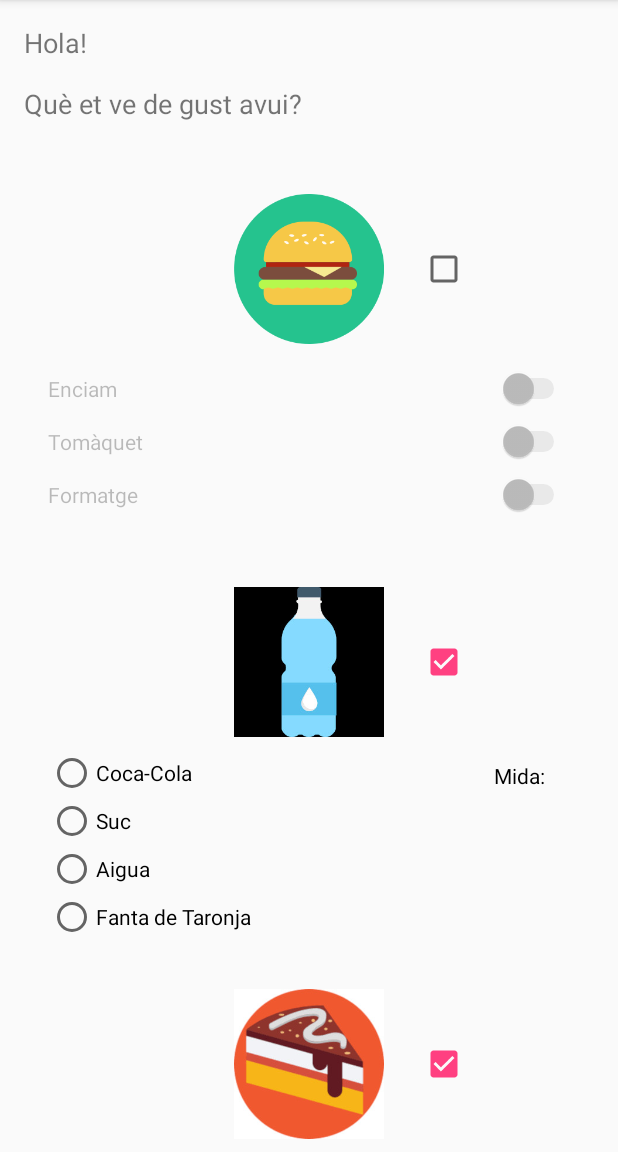
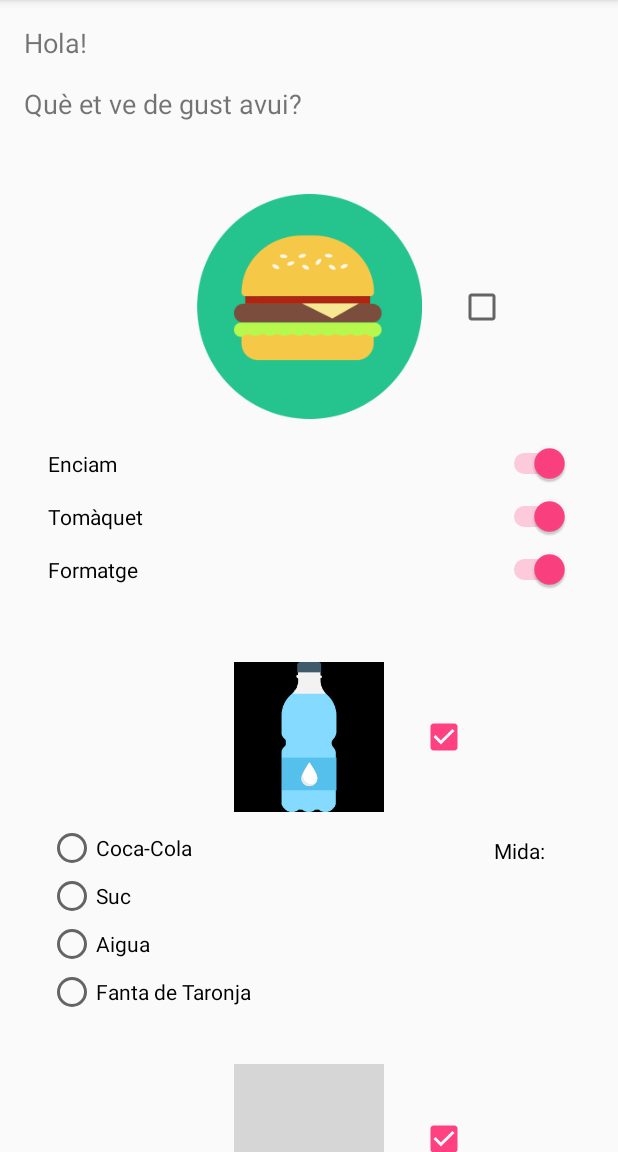
Before and after one commit to sergimacia/UniNyam, an Android app: the screen it shows after launch (MainActivity), after a tap on an icon or button, on a phone screen of 412 x 824 dp, the part 84-1236 px from its top. Run offline under Robolectric (Android 15) with nearby library versions, the phone set to English and light mode, and no system bars; our stand-ins replace Firebase (no records; nobody signed in at launch, a user with empty details on screens opened directly); 3 other taps on this screen came first; grey boxes are pictures that could not be loaded.

Commit message:
v0.8.3 Miniatura hamburguesa

```diff
--- a/app/src/main/java/com/example/sergimacia/uninyam/MainActivity.java
+++ b/app/src/main/java/com/example/sergimacia/uninyam/MainActivity.java
@@ -2,10 +2,9 @@ package com.example.sergimacia.uninyam;
 
 import android.app.DatePickerDialog;
 import android.app.TimePickerDialog;
-import android.content.DialogInterface;
 import android.content.Intent;
+import android.provider.MediaStore;
 import android.support.annotation.NonNull;
-import android.support.v7.app.AlertDialog;
 import android.support.v7.app.AppCompatActivity;
 import android.os.Bundle;
 import android.util.Log;
@@ -18,6 +17,7 @@ import android.widget.ImageView;
 import android.widget.RadioButton;
 import android.widget.RadioGroup;
 import android.widget.Switch;
+import android.widget.TextView;
 import android.widget.TimePicker;
 import android.widget.Toast;
 
@@ -56,21 +56,6 @@ public class MainActivity extends AppCompatActivity implements View.OnClickListe
     private ImageView postres_icon;
     private ImageView beguda_icon;
     private double data = 0;
-    private String hamburguesa="";
-    private String beguda="";
-    private String postres="";
-    private int codi=0;
-    private int preu=0;
-    private int estat=0;
-    private RadioButton radiobutton_cocacola;
-    private RadioButton radiobutton_aigua;
-    private RadioButton radiobutton_fanta;
-    private RadioButton radiobutton_suc;
-    private RadioButton radiobutton_pastis;
-    private RadioButton radiobutton_gelat;
-    private RadioButton radiobutton_cupcake;
-    private RadioButton radiobutton_fruita;
-
 
     private Gson gson;
 
@@ -89,7 +74,6 @@ public class MainActivity extends AppCompatActivity implements View.OnClickListe
         gson= new Gson();
 
         btnDatePicker=(Button)findViewById(R.id.btn_date);
-
         btnTimePicker=(Button)findViewById(R.id.btn_time);
         txtDate=(EditText)findViewById(R.id.in_date);
         txtTime=(EditText)findViewById(R.id.in_time);
@@ -101,14 +85,6 @@ public class MainActivity extends AppCompatActivity implements View.OnClickListe
         enciam_switch = findViewById(R.id.enciam_switch);
         tomaquet_switch = findViewById(R.id.tomaquet_switch);
         radiogroup_beguda = findViewById(R.id.radio_beguda);
-        radiobutton_cocacola = findViewById(R.id.btn_cocacola);
-        radiobutton_aigua = findViewById(R.id.btn_aigua);
-        radiobutton_fanta = findViewById(R.id.btn_fanta);
-        radiobutton_suc = findViewById(R.id.btn_suc);
-        radiobutton_cupcake = findViewById(R.id.btn_cupcake);
-        radiobutton_fruita = findViewById(R.id.btn_fruita);
-        radiobutton_gelat = findViewById(R.id.btn_gelat);
-        radiobutton_pastis = findViewById(R.id.btn_pastis);
         radiogroup_postres = findViewById(R.id.radio_postres);
         burguer_icon=findViewById(R.id.burguer_icon);
         postres_icon=findViewById(R.id.postres_icon);
@@ -116,6 +92,9 @@ public class MainActivity extends AppCompatActivity implements View.OnClickListe
 
         btnDatePicker.setOnClickListener(this);
         btnTimePicker.setOnClickListener(this);
+        enciam_switch.setOnClickListener(this);
+        tomaquet_switch.setOnClickListener(this);
+        formatge_switch.setOnClickListener(this);
         checkbox_beguda.setOnClickListener(this);
         checkbox_burger.setOnClickListener(this);
         checkbox_postres.setOnClickListener(this);
@@ -123,6 +102,7 @@ public class MainActivity extends AppCompatActivity implements View.OnClickListe
         Glide.with(this).load("file:///android_asset/burger.png").into(burguer_icon);
         Glide.with(this).load("file:///android_asset/cake.jpg").into(postres_icon);
         Glide.with(this).load("file:///android_asset/water.jpg").into(beguda_icon);
+
 
     }
 
@@ -169,84 +149,53 @@ public class MainActivity extends AppCompatActivity implements View.OnClickListe
                     }, mHour, mMinute, false);
             timePickerDialog.show();
         }
-        if(v==checkbox_burger){
-            tomaquet_switch.setEnabled(checkbox_burger.isChecked());
-            formatge_switch.setEnabled(checkbox_burger.isChecked());
-            enciam_switch.setEnabled(checkbox_burger.isChecked());
-
-        }
-        if (v == checkbox_beguda) {
-            radiobutton_cocacola.setEnabled(checkbox_beguda.isChecked());
-            radiobutton_aigua.setEnabled(checkbox_beguda.isChecked());
-            radiobutton_fanta.setEnabled(checkbox_beguda.isChecked());
-            radiobutton_suc.setEnabled(checkbox_beguda.isChecked());
-        }
-
-        if (v==checkbox_postres){
-            radiobutton_pastis.setEnabled(checkbox_postres.isChecked());
-            radiobutton_gelat.setEnabled(checkbox_postres.isChecked());
-            radiobutton_fruita.setEnabled(checkbox_postres.isChecked());
-            radiobutton_cupcake.setEnabled(checkbox_postres.isChecked());
-
-            if(checkbox_postres.isChecked()){
-                radiogroup_postres.setEnabled(true);
-            }
-            else{
-                radiogroup_postres.setEnabled(false);
-            }
-        }
     }
 
     public void  saveComanda (View v){
-        if (data ==0){
-            AlertDialog.Builder builder = new AlertDialog.Builder(this);
-            builder.setMessage("No has introduït les dades correctament");
-            builder.setNeutralButton(android.R.string.cancel, null);
-            builder.create().show();
-        }
-        else {
-            AlertDialog.Builder builder = new AlertDialog.Builder(this);
-            builder.setMessage("Ja ho tens tot? Segur que vols enviar la comanda?");
-            builder.setPositiveButton("Sí!", new DialogInterface.OnClickListener() {
-                @Override
-                public void onClick(DialogInterface dialog, int which) {
-                    if (checkbox_burger.isChecked()) {
-                        preu += 4;
-                        if (formatge_switch.isChecked()) {
+        String hamburguesa="";
+        String beguda="";
+        String postres="";
+        int codi=0;
+        int preu=0;
+        int estat=0;
+
+        if (checkbox_burger.isChecked()){
+            preu+=4;
+            if (formatge_switch.isChecked()){
                 hamburguesa = hamburguesa + " formatge ";
             }
-                        if (enciam_switch.isChecked()) {
+            if (enciam_switch.isChecked()){
                 hamburguesa = hamburguesa + " enciam ";
             }
-                        if (tomaquet_switch.isChecked()) {
+            if (tomaquet_switch.isChecked()){
                 hamburguesa = hamburguesa + " tomaquet ";
             }
         }
 
-                    if (checkbox_beguda.isChecked()) {
-                        preu += 2;
-                        int selectedId = radiogroup_beguda.getCheckedRadioButtonId();
-                        btn_begudatriada = (RadioButton) findViewById(selectedId);
+        if(checkbox_beguda.isChecked()){
+            preu+=2;
+            int selectedId= radiogroup_beguda.getCheckedRadioButtonId();
+            btn_begudatriada=(RadioButton)findViewById(selectedId);
             beguda = btn_begudatriada.getText().toString();
         }
 
-                    if (checkbox_postres.isChecked()) {
-                        preu += 3;
-                        int selectedId = radiogroup_postres.getCheckedRadioButtonId();
-                        btn_postrestriades = (RadioButton) findViewById(selectedId);
+        if(checkbox_postres.isChecked()){
+            preu+=3;
+            int selectedId= radiogroup_postres.getCheckedRadioButtonId();
+            btn_postrestriades=(RadioButton)findViewById(selectedId);
             postres = btn_postrestriades.getText().toString();
         }
 
         long milisegSys = System.currentTimeMillis();
-                    milisegSys = milisegSys % 100;
-                    int miliseg = (int) milisegSys;
+        milisegSys=milisegSys%100;
+        int miliseg= (int)milisegSys;
 
-                    final int random = new Random().nextInt(99);
+        final int random=new Random().nextInt(99);
 
-                    codi = miliseg * 100 + random;
+        codi=miliseg*100+random;
 
 
-                    Comanda comanda = new Comanda(hamburguesa, beguda, postres, codi, data, preu, estat);
+        Comanda comanda = new Comanda (hamburguesa, beguda, postres, codi, data, preu, estat);
 
         comandaRef.add(comanda).addOnSuccessListener(new OnSuccessListener<DocumentReference>() {
             @Override
@@ -261,13 +210,10 @@ public class MainActivity extends AppCompatActivity implements View.OnClickListe
             }
         });
 
-                    Intent intent = new Intent(MainActivity.this, ReceiptActivity.class);
+        Intent intent = new Intent(this,ReceiptActivity.class);
         intent.putExtra("codi", codi);
-                    startActivityForResult(intent, ENVIA);
+        startActivityForResult(intent,ENVIA);
+
     }
-            });
-            builder.setNegativeButton(android.R.string.cancel, null);
-            builder.create().show();
+
 }
-    }
-}
--- a/app/src/main/res/layout/part_hamburguesa.xml
+++ b/app/src/main/res/layout/part_hamburguesa.xml
@@ -8,13 +8,13 @@
 
     <ImageView
         android:id="@+id/burguer_icon"
-        android:layout_width="100dp"
-        android:layout_height="100dp"
+        android:layout_width="150dp"
+        android:layout_height="150dp"
+        android:layout_marginEnd="8dp"
+        android:layout_marginLeft="8dp"
+        android:layout_marginRight="8dp"
         android:layout_marginStart="8dp"
-        android:layout_marginLeft="8dp"
         android:layout_marginTop="24dp"
-        android:layout_marginEnd="8dp"
-        android:layout_marginRight="8dp"
         app:layout_constraintEnd_toEndOf="parent"
         app:layout_constraintStart_toStartOf="parent"
         app:layout_constraintTop_toTopOf="parent"
```
Also changed, not shown: app/src/main/assets/cake.jpg (deleted). Lines whose indentation alone changed are shown as unchanged.
